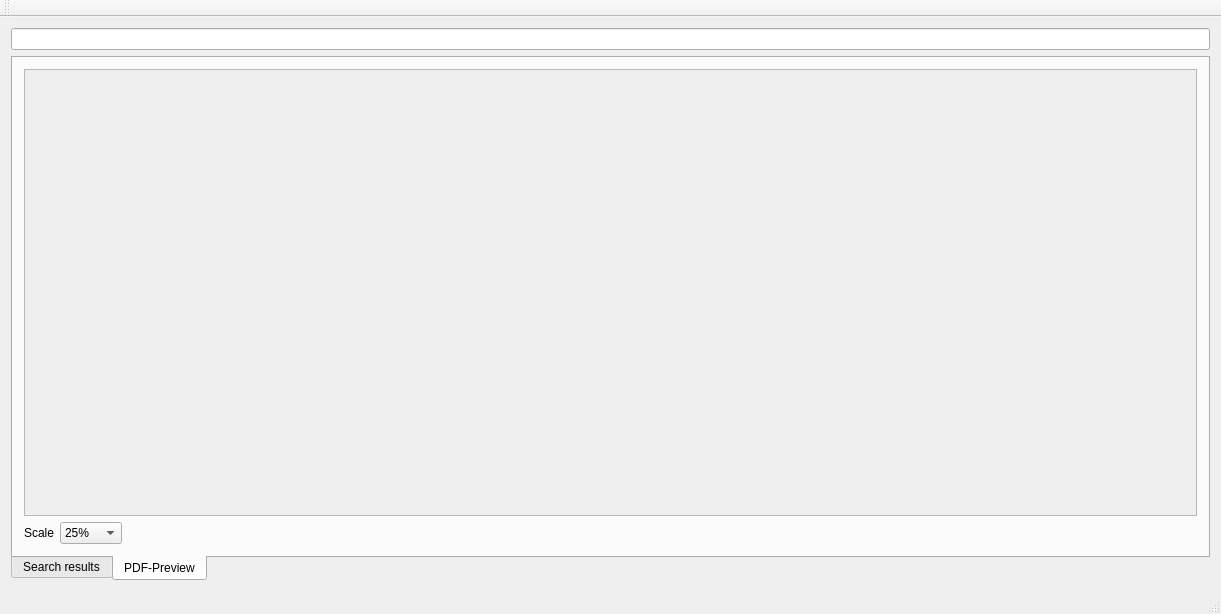
The window that gui/mainwindow.ui (quitesimpleorg/looqs) describes before a commit, drawn with Qt 5.
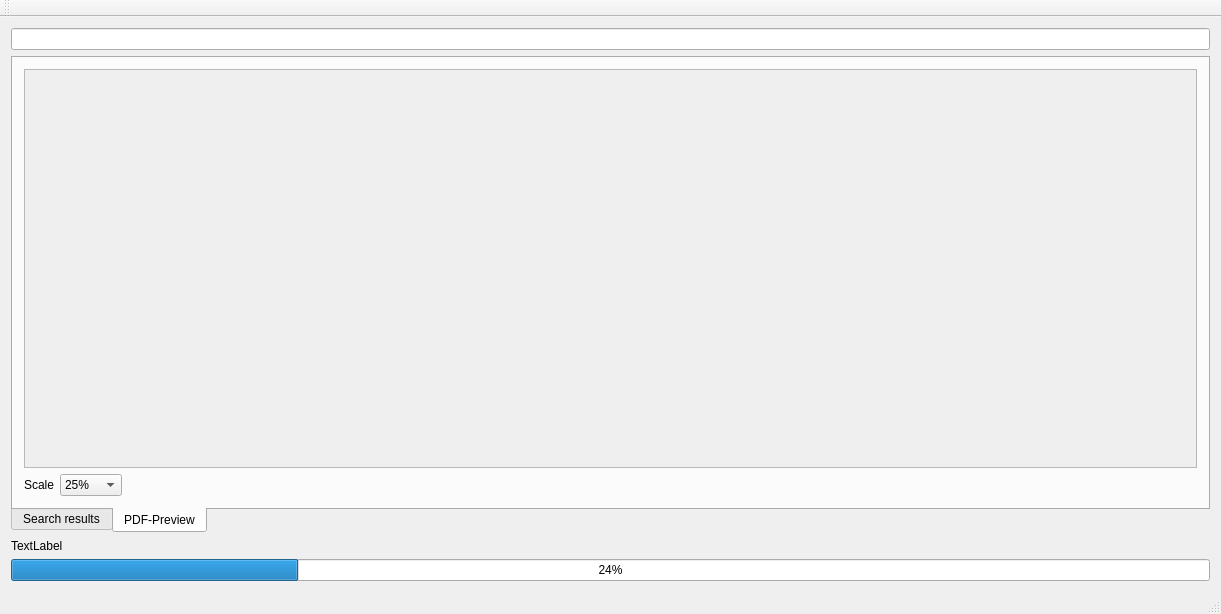
The same window after the commit. The open tabs and pages were chosen to show the change.

Commit message: begin status bar and progress bar for pdfpreviews

Diff of the .ui file:
```diff
--- a/gui/mainwindow.ui
+++ b/gui/mainwindow.ui
@@ -82,7 +82,7 @@
              <x>0</x>
              <y>0</y>
              <width>1179</width>
-             <height>420</height>
+             <height>370</height>
             </rect>
            </property>
            <layout class="QHBoxLayout" name="horizontalLayout"/>
@@ -154,6 +154,20 @@
       </widget>
      </widget>
     </item>
+    <item>
+     <widget class="QLabel" name="lblSearchResults">
+      <property name="text">
+       <string>TextLabel</string>
+      </property>
+     </widget>
+    </item>
+    <item>
+     <widget class="QProgressBar" name="pdfProcessBar">
+      <property name="value">
+       <number>24</number>
+      </property>
+     </widget>
+    </item>
    </layout>
   </widget>
   <widget class="QMenuBar" name="menuBar">
```
The commit also changes 2 other files.
